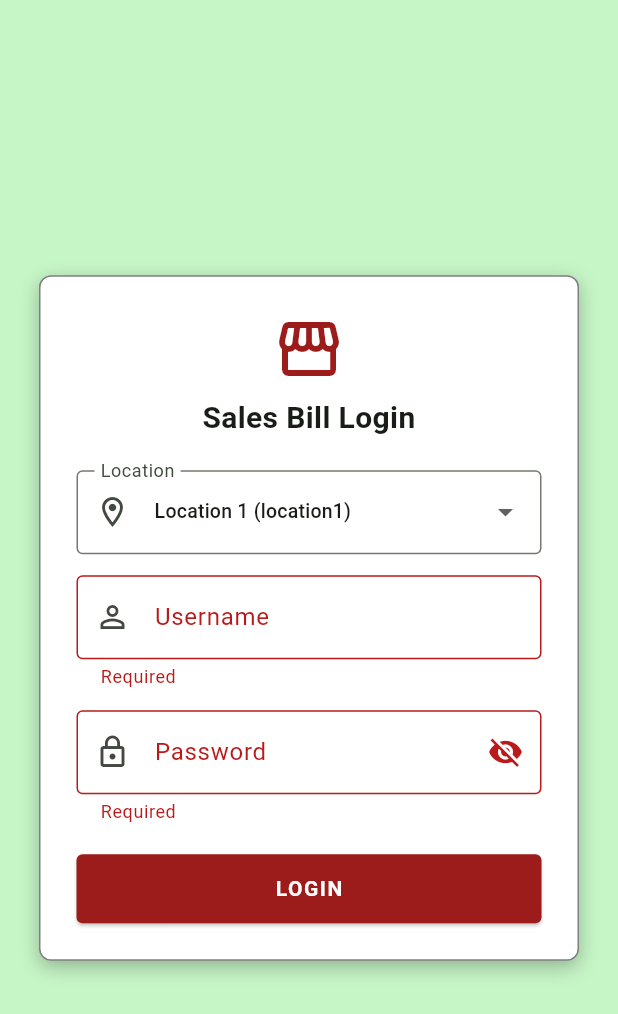
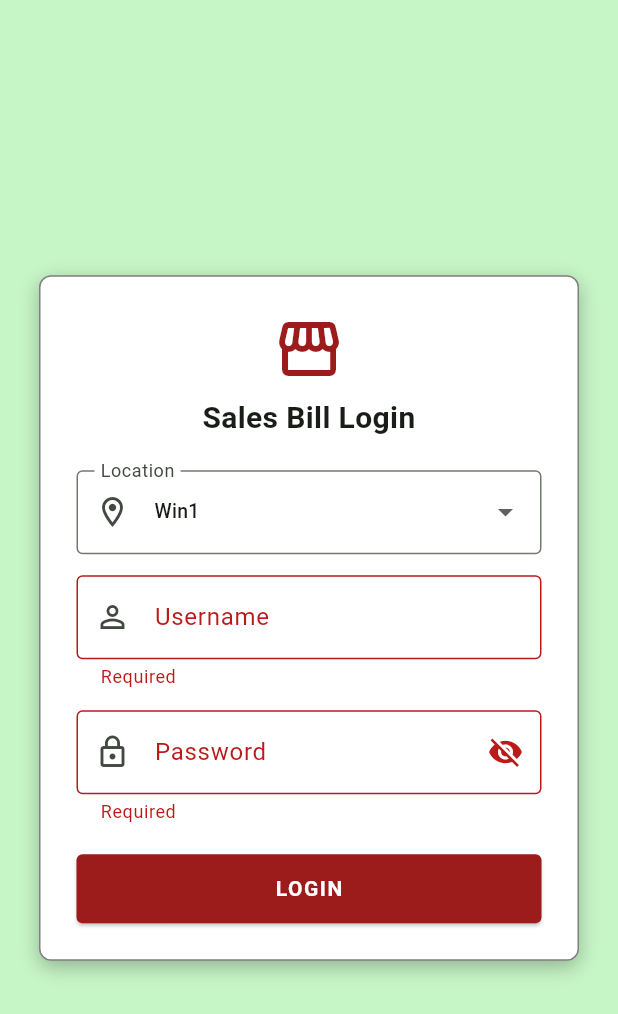
Before and after one commit to Vigneshwari116/sales, a Flutter app: the screen it shows after launch, after a tap on "LOGIN", on a phone screen of 412 x 824 dp. Shown: the top 1014 px of the screen. Run offline on Flutter 3.47's test engine with Material 3 defaults, Android fonts, the phone set to English and light mode, and no system bars; our stand-ins replace connectivity_plus, pdf, printing, shared_preferences, sqflite, sqflite_common_ffi; accounts and stored records are empty.

Commit message:
Rename location codes from location1-4 to win1-4
- Login dropdown shows Win1-Win4 with internal codes win1-win4
- AppConfig display names and GST db names use win1_gst pattern
- Update defaults and GST sync validation tests

Co-authored-by: gvigni04 <gvigni04@gmail.com>

```diff
--- a/lib/api/api config.dart
+++ b/lib/api/api config.dart
@@ -5,5 +5,5 @@ import 'package:sales/config/app_config.dart';
 /// into the app, never typed in by staff.
 const String salesBillApiBaseUrl = 'http://187.127.180.135:3003';
 
-/// Expected GST database name for this build (e.g. `location1_gst`).
+/// Expected GST database name for this build (e.g. `win1_gst`).
 String get expectedGstDbName => AppConfig.expectedGstDbName;
--- a/lib/config/app_config.dart
+++ b/lib/config/app_config.dart
@@ -20,14 +20,14 @@ class AppConfig {
 
   static String displayLocationNameFor(String code) {
     switch (code) {
-      case 'location1':
-        return 'Location 1';
-      case 'location2':
-        return 'Location 2';
-      case 'location3':
-        return 'Location 3';
-      case 'location4':
-        return 'Location 4';
+      case 'win1':
+        return 'Win1';
+      case 'win2':
+        return 'Win2';
+      case 'win3':
+        return 'Win3';
+      case 'win4':
+        return 'Win4';
       default:
         return code;
     }
--- a/lib/models/sale_bill.dart
+++ b/lib/models/sale_bill.dart
@@ -53,7 +53,7 @@ class SaleBill {
     final itemsJson = json['items'] as List<dynamic>? ?? [];
     return SaleBill(
       billNo: (json['billNo'] as num).toInt(),
-      location: json['location'] as String? ?? 'Location 1',
+      location: json['location'] as String? ?? 'Win1',
       billDate: _parseDate(json['billDate'] as String),
       paymentMode: json['paymentMode'] as String? ?? 'CASH',
       customerName: json['customerName'] as String? ?? '',
--- a/lib/screen/login_screen.dart
+++ b/lib/screen/login_screen.dart
@@ -23,13 +23,13 @@ class _LoginScreenState extends State<LoginScreen> {
   String? _error;
 
   final List<String> _locationCodes = const [
-    'location1',
-    'location2',
-    'location3',
-    'location4',
+    'win1',
+    'win2',
+    'win3',
+    'win4',
   ];
 
-  String _selectedLocationCode = 'location1';
+  String _selectedLocationCode = 'win1';
 
   @override
   void dispose() {
@@ -114,7 +114,7 @@ class _LoginScreenState extends State<LoginScreen> {
                         return DropdownMenuItem<String>(
                           value: code,
                           child: Text(
-                            '${AppConfig.displayLocationNameFor(code)} ($code)',
+                            AppConfig.displayLocationNameFor(code),
                             style: const TextStyle(fontSize: 13),
                           ),
                         );
--- a/lib/services/session_service.dart
+++ b/lib/services/session_service.dart
@@ -86,7 +86,7 @@ class SessionService {
     }
 
     return BillSessionData(
-      location: prefs.getString(_locationKey) ?? 'Location 1',
+      location: prefs.getString(_locationKey) ?? 'Win1',
       billNo: prefs.getInt(_billNoKey) ?? 1,
       billDate: billDate,
       paymentMode: prefs.getString(_paymentModeKey) ?? 'CASH',
```
Also changed, not shown: 1 other file.
